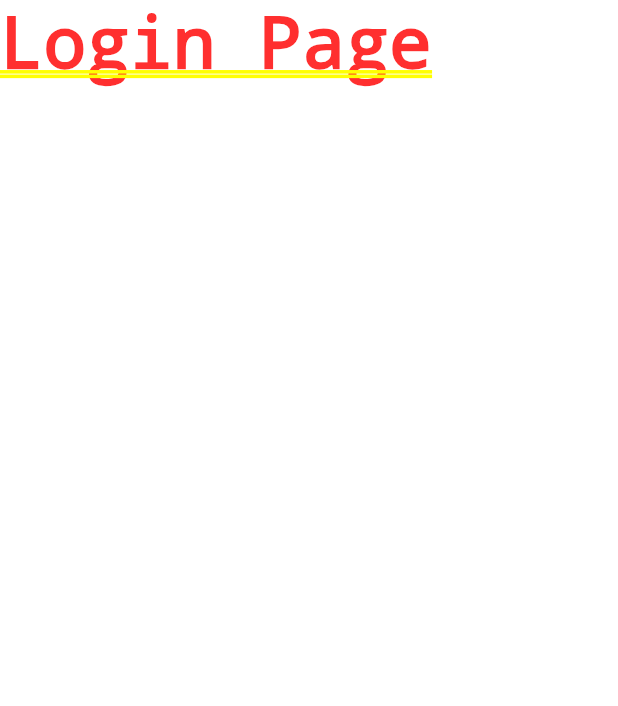
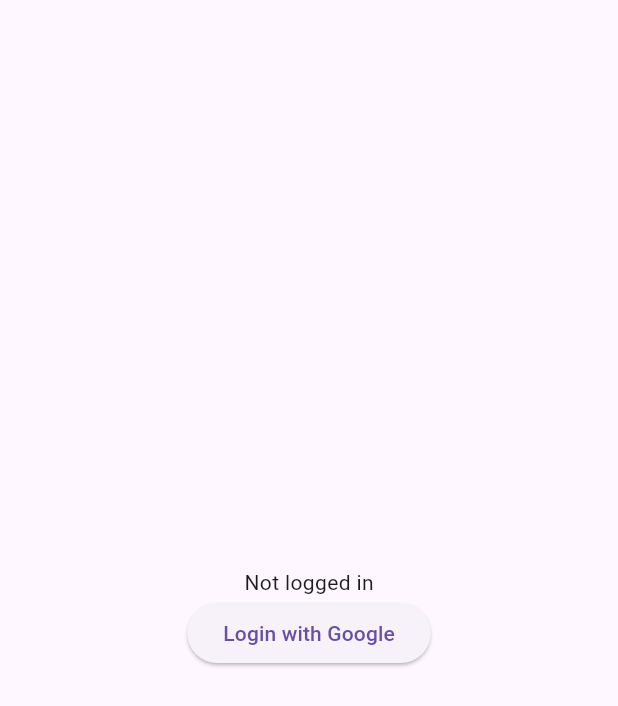
Before and after one commit to joseluiszamora/pets-app-mobile, a Flutter app: the screen it shows after launch, on a phone screen of 412 x 824 dp. Shown: the top 706 px of the screen. Run offline on Flutter 3.47's test engine with Material 3 defaults, Android fonts, the phone set to English and light mode, and no system bars; our stand-ins replace bloc, dio, equatable, firebase_core, flutter_bloc, flutter_secure_storage and 5 more; accounts and stored records are empty.

Commit message:
add google login

```diff
--- a/lib/views/auth/login_page.dart
+++ b/lib/views/auth/login_page.dart
@@ -1,10 +1,91 @@
+import 'dart:io';
+import 'dart:math';
+
+import 'package:flutter/foundation.dart';
 import 'package:flutter/material.dart';
+import 'package:google_sign_in/google_sign_in.dart';
+import 'package:supabase_flutter/supabase_flutter.dart';
 
-class LoginPage extends StatelessWidget {
+class LoginPage extends StatefulWidget {
   const LoginPage({super.key});
 
   @override
+  State<LoginPage> createState() => _LoginPageState();
+}
+
+class _LoginPageState extends State<LoginPage> {
+  String? _userId;
+  final supabase = Supabase.instance.client;
+
+  @override
+  void initState() {
+    super.initState();
+
+    supabase.auth.onAuthStateChange.listen((data) {
+      setState(() {
+        _userId = data.session?.user.id;
+      });
+    });
+  }
+
+  Future<void> _nativeGoogleSignIn() async {
+    /// Web Client ID that you registered with Google Cloud.
+    const webClientId =
+        '68837437433-qd5n2abfr8r9mc6onopl6oqcodka750u.apps.googleusercontent.com';
+
+    /// TODO: update the iOS client ID with your own.
+    ///
+    /// iOS Client ID that you registered with Google Cloud.
+    const iosClientId =
+        '68837437433-di5l5nafvclclv25gn07l5f6sicv8u6g.apps.googleusercontent.com';
+
+    // Google sign in on Android will work without providing the Android
+    // Client ID registered on Google Cloud.
+
+    final GoogleSignIn googleSignIn = GoogleSignIn(
+      clientId: iosClientId,
+      serverClientId: webClientId,
+    );
+    final googleUser = await googleSignIn.signIn();
+    final googleAuth = await googleUser!.authentication;
+    final accessToken = googleAuth.accessToken;
+    final idToken = googleAuth.idToken;
+
+    if (accessToken == null) {
+      throw 'No Access Token found.';
+    }
+    if (idToken == null) {
+      throw 'No ID Token found.';
+    }
+
+    await supabase.auth.signInWithIdToken(
+      provider: OAuthProvider.google,
+      idToken: idToken,
+      accessToken: accessToken,
+    );
+  }
+
+  @override
   Widget build(BuildContext context) {
-    return const Text("Login Page");
+    return Scaffold(
+      body: Center(
+        child: Column(
+          mainAxisAlignment: MainAxisAlignment.center,
+          children: [
+            Text(_userId ?? 'Not logged in'),
+            ElevatedButton(
+              onPressed: () async {
+                if (!kIsWeb && (Platform.isAndroid || Platform.isIOS)) {
+                  await _nativeGoogleSignIn();
+                  return;
+                }
+                await supabase.auth.signInWithOAuth(OAuthProvider.google);
+              },
+              child: const Text('Login with Google'),
+            ),
+          ],
+        ),
+      ),
+    );
   }
 }
```
Also changed, not shown: lib/main.dart (+13 -1 lines), pubspec.yaml (+4 -7 lines), firebase.json (added), lib/firebase_options.dart (added), pubspec.lock, 4 other files.
